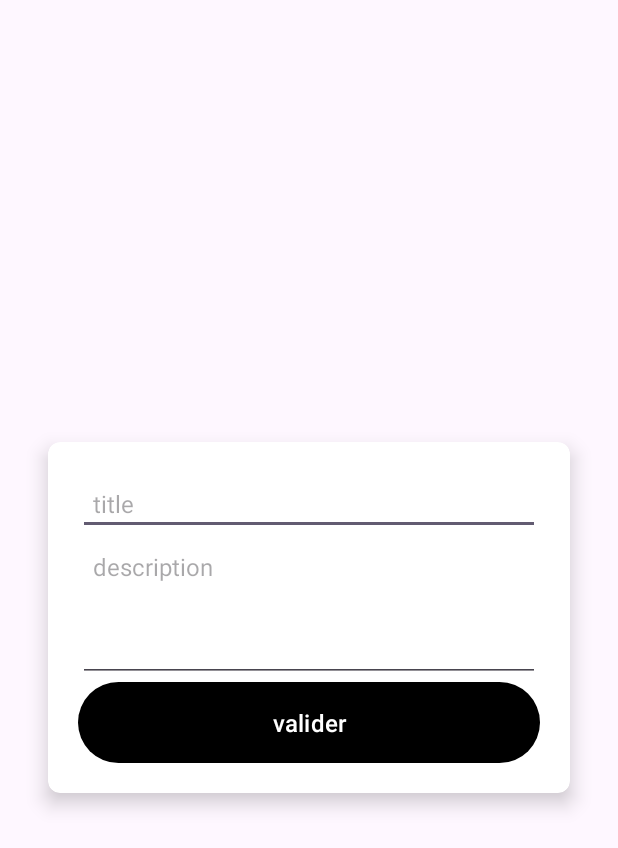
After one commit to Mehdi-mny/SyndicApp, an Android app: the layout add_reclamation.xml on its own in the app's theme, with its tools: preview values and no code run, on a phone screen of 412 x 824 dp. The commit adds this screen. Shown: the top 848 px of the screen. Run offline under Robolectric (Android 15) with nearby library versions, the phone set to English and light mode, and no system bars.

Commit message:
reclamations commit

```diff
--- a/app/build.gradle.kts
+++ b/app/build.gradle.kts
@@ -43,4 +43,6 @@ dependencies {
     implementation("com.google.firebase:firebase-analytics")
     implementation("com.google.firebase:firebase-auth")
     implementation ("com.google.android.gms:play-services-maps:18.2.0")
+    implementation("com.google.firebase:firebase-database:21.0.0")
+    implementation("com.google.firebase:firebase-firestore:25.0.0")
 }
--- a/app/src/main/AndroidManifest.xml
+++ b/app/src/main/AndroidManifest.xml
@@ -40,6 +40,10 @@
             android:name=".MapActivity"
             android:exported="false">
         </activity>
+        <activity
+            android:name=".Reclamations"
+            android:exported="false">
+        </activity>
         <meta-data android:name="com.google.android.geo.API_KEY"
             android:value="AIzaSyBYmn-0wthoCwz3BxC5XlZ8WP6W1I4JMJY"/>
     </application>
--- a/app/src/main/java/com/example/syndicapp/HomeActivity.java
+++ b/app/src/main/java/com/example/syndicapp/HomeActivity.java
@@ -42,4 +42,10 @@ public class HomeActivity extends Activity {
         startActivity(intent);
         finish();
     }
+
+    public void Reclamations(View view) {
+        Intent intent = new Intent(HomeActivity.this, Reclamations.class);
+        startActivity(intent);
+        finish();
+    }
 }
--- /dev/null
+++ b/app/src/main/res/drawable/baseline_arrow_back_ios_24.xml
@@ -0,0 +1,5 @@
+<vector xmlns:android="http://schemas.android.com/apk/res/android" android:autoMirrored="true" android:height="24dp" android:tint="#FFFFFF" android:viewportHeight="24" android:viewportWidth="24" android:width="24dp">
+
+    <path android:fillColor="@android:color/white" android:pathData="M11.67,3.87L9.9,2.1 0,12l9.9,9.9 1.77,-1.77L3.54,12z"/>
+
+</vector>
--- a/app/src/main/res/drawable/shape_menu.xml
+++ b/app/src/main/res/drawable/button.xml
@@ -1,4 +1,4 @@
 <shape xmlns:android="http://schemas.android.com/apk/res/android">
-    <solid android:color="@color/white" />
-    <corners android:radius="20dp" /> <!-- Adjust the radius to your preference -->
+    <solid android:color="@color/black" />
+    <corners android:radius="30dp" /> <!-- Adjust the radius to your preference -->
 </shape>
--- /dev/null
+++ b/app/src/main/res/layout/add_reclamation.xml
@@ -0,0 +1,61 @@
+<!-- res/layout/dialog_add_reclamation.xml -->
+<LinearLayout xmlns:android="http://schemas.android.com/apk/res/android"
+    android:layout_width="match_parent"
+    android:layout_height="match_parent"
+    xmlns:app="http://schemas.android.com/apk/res-auto"
+    android:gravity="center"
+    android:padding="16dp">
+
+    <androidx.cardview.widget.CardView
+        android:layout_width="match_parent"
+        android:layout_height="wrap_content"
+        android:layout_margin="16dp"
+        app:cardCornerRadius="8dp"
+        app:cardElevation="8dp"
+        app:cardBackgroundColor="@color/white">
+
+        <LinearLayout
+            android:layout_width="match_parent"
+            android:layout_height="wrap_content"
+            android:orientation="vertical"
+            android:padding="20dp">
+
+            <EditText
+                android:id="@+id/editTextTitle"
+                android:layout_width="match_parent"
+                android:layout_height="wrap_content"
+                android:hint="@string/title"
+                android:inputType="text"
+                android:autofillHints=""
+                android:padding="10dp"
+                android:textColor="@color/black"
+                android:textSize="16sp" />
+
+            <EditText
+                android:id="@+id/editTextDescription"
+                android:layout_width="match_parent"
+                android:layout_height="wrap_content"
+                android:hint="@string/rec_description"
+                android:inputType="textMultiLine"
+                android:lines="4"
+                android:gravity="top"
+                android:autofillHints=""
+                android:padding="10dp"
+                android:textColor="@color/black"
+                android:textSize="16sp" />
+
+            <Button
+                android:id="@+id/buttonSubmit"
+                android:layout_width="match_parent"
+                android:layout_height="wrap_content"
+                android:text="@string/valider"
+                android:background="@drawable/button"
+                android:textColor="@color/white"
+                android:padding="12dp"
+                android:textSize="16sp" />
+
+        </LinearLayout>
+
+    </androidx.cardview.widget.CardView>
+
+</LinearLayout>
--- a/app/src/main/res/layout/homepage_activity.xml
+++ b/app/src/main/res/layout/homepage_activity.xml
@@ -154,6 +154,7 @@
                     android:layout_height="150dp"
                     android:layout_margin="10dp"
                     app:cardCornerRadius="10dp"
+                    android:onClick="Reclamations"
                     app:cardElevation="7dp">
 
                     <LinearLayout
--- a/app/src/main/res/layout/map_activity.xml
+++ b/app/src/main/res/layout/map_activity.xml
@@ -10,9 +10,9 @@
         android:id="@+id/textView"
         android:layout_width="match_parent"
         android:layout_height="wrap_content"
-        android:textSize="40dp"
+        android:textSize="40sp"
         android:gravity="center"
-        android:text="Google Maps" />
+        android:text="@string/google_maps" />
 
     <com.google.android.gms.maps.MapView
         android:id="@+id/mapView"
--- a/app/src/main/res/values/strings.xml
+++ b/app/src/main/res/values/strings.xml
@@ -29,6 +29,11 @@
     <string name="home">Home</string>
     <string name="contact">Contact</string>
     <string name="sign_out">Sign Out</string>
+    <string name="google_maps">Google Maps</string>
+    <string name="ajouter_une_r_clamation">Ajouter une réclamation</string>
+    <string name="back_btn_description">back_btn_description</string>
+    <string name="title">title</string>
+    <string name="rec_description">description</string>
 
 
 </resources>
--- a/gradle/libs.versions.toml
+++ b/gradle/libs.versions.toml
@@ -9,6 +9,7 @@ activity = "1.8.0"
 constraintlayout = "2.1.4"
 firebaseAuth = "22.3.1"
 gridlayout = "1.0.0"
+
 
 [libraries]
 junit = { group = "junit", name = "junit", version.ref = "junit" }
```
Also changed, not shown: app/src/main/java/com/example/syndicapp/Reclamation.java (added, +29 -0 lines), app/src/main/java/com/example/syndicapp/Reclamations.java (added, +137 -0 lines), app/src/main/res/layout/reclamation_card.xml (added, +53 -0 lines), app/src/main/res/layout/reclamations_activity.xml (+72 -23 lines).
